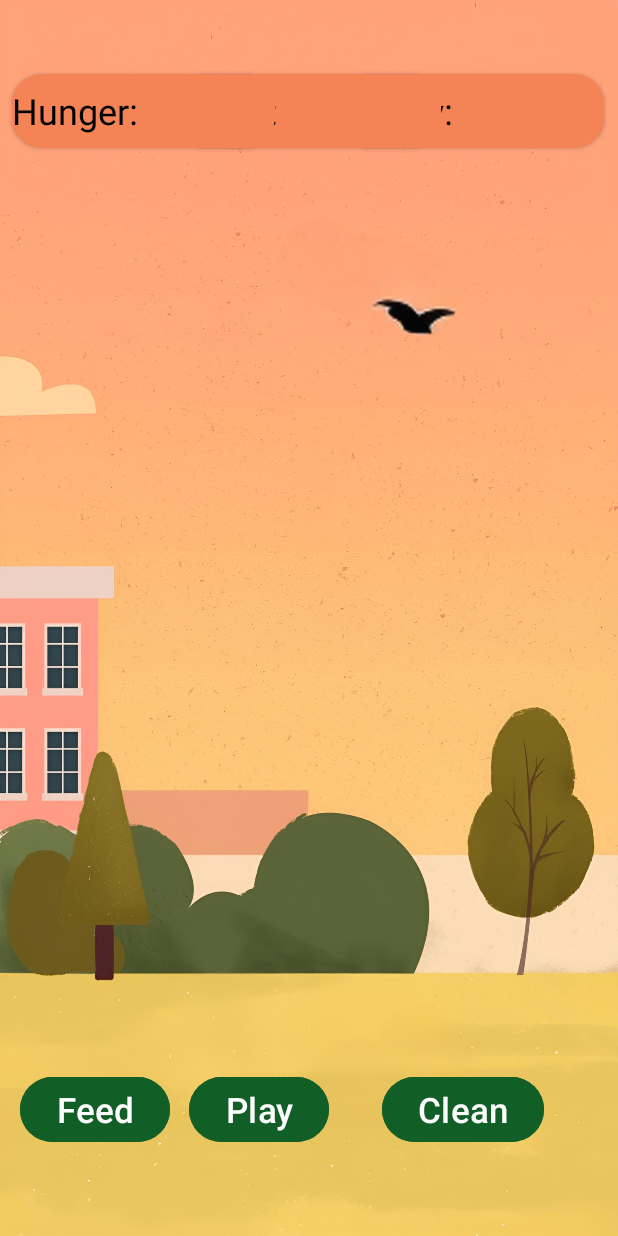
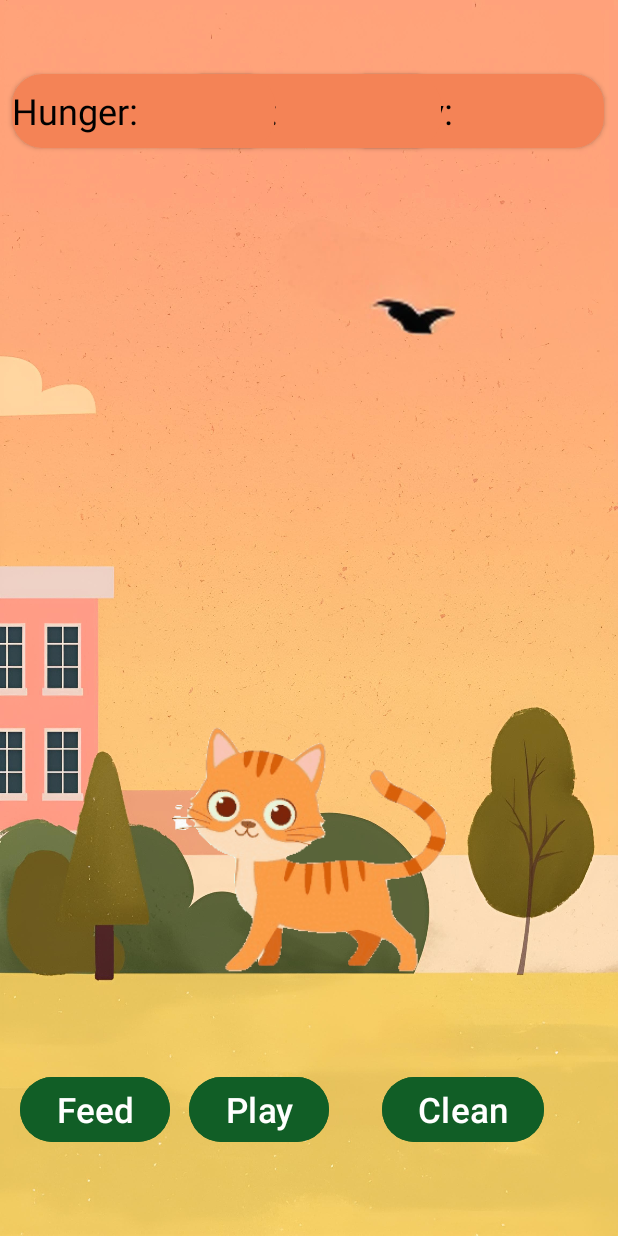
Before and after one commit to OneManMachine/PetPal, an Android app: the SecondActivity screen opened directly, with no data from a screen before it, on a phone screen of 412 x 824 dp. Run offline under Robolectric (Android 15) with nearby library versions, the phone set to English and light mode, and no system bars; Roboto replaces fonts that are not available here.

Commit message:
PetPal App [ST10441793]

```diff
--- a/app/src/main/java/com/oneofone/petpal/SecondActivity.kt
+++ b/app/src/main/java/com/oneofone/petpal/SecondActivity.kt
@@ -1,12 +1,25 @@
 package com.oneofone.petpal
 
+import android.annotation.SuppressLint
 import android.os.Bundle
+import android.widget.Button
+import android.widget.TextView
 import androidx.activity.enableEdgeToEdge
 import androidx.appcompat.app.AppCompatActivity
 import androidx.core.view.ViewCompat
 import androidx.core.view.WindowInsetsCompat
+import pl.droidsonroids.gif.GifImageView
 
 class SecondActivity : AppCompatActivity() {
+
+    // declare
+    private lateinit var gifCat : GifImageView
+    private var hunger = 100
+    private var clean = 100
+    private var happy = 100
+
+
+    @SuppressLint("MissingInflatedId")
     override fun onCreate(savedInstanceState: Bundle?) {
         super.onCreate(savedInstanceState)
         enableEdgeToEdge()
@@ -16,5 +29,23 @@ class SecondActivity : AppCompatActivity() {
             v.setPadding(systemBars.left, systemBars.top, systemBars.right, systemBars.bottom)
             insets
         }
+
+        //initialise
+        gifCat = findViewById(R.id.gifCat)
+
+        val btnFeed = findViewById<Button>(R.id.btnFeed)
+        val btnPlay = findViewById<Button>(R.id.btnPlay)
+        val btnClean = findViewById<Button>(R.id.btnClean)
+
+        //Feed button action
+        updateUI()
     }
+
+    private fun updateUI(){
+
+        val tvHunger = findViewById<TextView>(R.id.tvHunger)
+        val tvClean = findViewById<TextView>(R.id.tvClean)
+        val tvHappy = findViewById<TextView>(R.id.tvHappy)
+    }
+
 }
--- a/app/src/main/res/layout/activity_main.xml
+++ b/app/src/main/res/layout/activity_main.xml
@@ -9,7 +9,7 @@
     tools:context=".MainActivity">
 
     <pl.droidsonroids.gif.GifImageView
-        android:id="@+id/gifImageView"
+        android:id="@+id/gifCat"
         android:layout_width="364dp"
         android:layout_height="391dp"
         android:src="@drawable/petwaiting"
--- a/app/src/main/res/layout/activity_second.xml
+++ b/app/src/main/res/layout/activity_second.xml
@@ -7,6 +7,18 @@
     android:layout_height="match_parent"
     android:background="@drawable/screen2background"
     tools:context=".SecondActivity">
+
+    <pl.droidsonroids.gif.GifImageView
+        android:id="@+id/gifCat"
+        android:layout_width="364dp"
+        android:layout_height="391dp"
+        android:src="@drawable/petwaiting"
+        app:layout_constraintBottom_toBottomOf="parent"
+        app:layout_constraintEnd_toEndOf="parent"
+        app:layout_constraintHorizontal_bias="0.498"
+        app:layout_constraintStart_toStartOf="parent"
+        app:layout_constraintTop_toTopOf="parent"
+        app:layout_constraintVertical_bias="0.857" />
 
     <androidx.cardview.widget.CardView
         android:id="@+id/cvLevel3"
```
